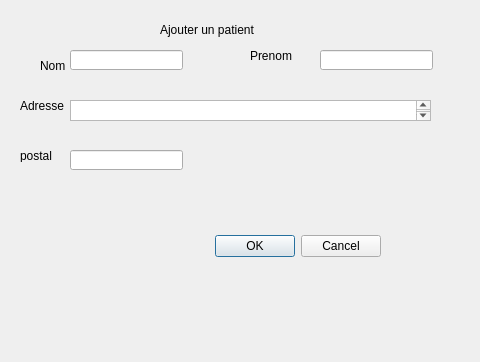
salutpp1177/Qt-Projet, file dialogajouterpatient.ui: the form before one commit.
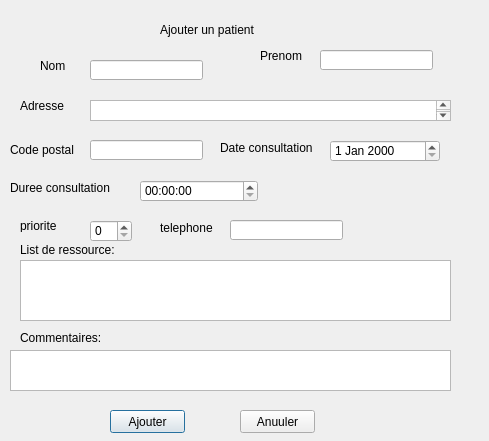
The form after the commit.

What changed in the file:
```diff
--- a/dialogajouterpatient.ui
+++ b/dialogajouterpatient.ui
@@ -6,29 +6,13 @@
    <rect>
     <x>0</x>
     <y>0</y>
-    <width>480</width>
-    <height>362</height>
+    <width>489</width>
+    <height>441</height>
    </rect>
   </property>
   <property name="windowTitle">
    <string>Dialog</string>
   </property>
-  <widget class="QDialogButtonBox" name="buttonBox">
-   <property name="geometry">
-    <rect>
-     <x>40</x>
-     <y>230</y>
-     <width>341</width>
-     <height>32</height>
-    </rect>
-   </property>
-   <property name="orientation">
-    <enum>Qt::Horizontal</enum>
-   </property>
-   <property name="standardButtons">
-    <set>QDialogButtonBox::Cancel|QDialogButtonBox::Ok</set>
-   </property>
-  </widget>
   <widget class="QLabel" name="label">
    <property name="geometry">
     <rect>
@@ -58,7 +42,7 @@
   <widget class="QLabel" name="label_3">
    <property name="geometry">
     <rect>
-     <x>250</x>
+     <x>260</x>
      <y>50</y>
      <width>54</width>
      <height>12</height>
@@ -71,8 +55,8 @@
   <widget class="QLineEdit" name="lineEdit">
    <property name="geometry">
     <rect>
-     <x>70</x>
-     <y>50</y>
+     <x>90</x>
+     <y>60</y>
      <width>113</width>
      <height>20</height>
     </rect>
@@ -104,7 +88,7 @@
   <widget class="QTextEdit" name="textEdit">
    <property name="geometry">
     <rect>
-     <x>70</x>
+     <x>90</x>
      <y>100</y>
      <width>361</width>
      <height>21</height>
@@ -114,26 +98,190 @@
   <widget class="QLabel" name="label_5">
    <property name="geometry">
     <rect>
-     <x>20</x>
-     <y>150</y>
-     <width>54</width>
-     <height>12</height>
+     <x>10</x>
+     <y>140</y>
+     <width>71</width>
+     <height>20</height>
     </rect>
    </property>
    <property name="text">
-    <string>postal</string>
+    <string>Code postal</string>
    </property>
   </widget>
   <widget class="QLineEdit" name="lineEdit_3">
    <property name="geometry">
     <rect>
-     <x>70</x>
-     <y>150</y>
+     <x>90</x>
+     <y>140</y>
      <width>113</width>
      <height>20</height>
     </rect>
    </property>
   </widget>
+  <widget class="QLabel" name="label_6">
+   <property name="geometry">
+    <rect>
+     <x>220</x>
+     <y>140</y>
+     <width>111</width>
+     <height>16</height>
+    </rect>
+   </property>
+   <property name="text">
+    <string>Date consultation</string>
+   </property>
+  </widget>
+  <widget class="QDateEdit" name="dateEdit">
+   <property name="geometry">
+    <rect>
+     <x>330</x>
+     <y>140</y>
+     <width>110</width>
+     <height>22</height>
+    </rect>
+   </property>
+  </widget>
+  <widget class="QLabel" name="label_7">
+   <property name="geometry">
+    <rect>
+     <x>10</x>
+     <y>180</y>
+     <width>111</width>
+     <height>16</height>
+    </rect>
+   </property>
+   <property name="text">
+    <string>Duree consultation</string>
+   </property>
+  </widget>
+  <widget class="QTimeEdit" name="timeEdit">
+   <property name="geometry">
+    <rect>
+     <x>140</x>
+     <y>180</y>
+     <width>118</width>
+     <height>22</height>
+    </rect>
+   </property>
+  </widget>
+  <widget class="QLabel" name="label_8">
+   <property name="geometry">
+    <rect>
+     <x>20</x>
+     <y>220</y>
+     <width>54</width>
+     <height>12</height>
+    </rect>
+   </property>
+   <property name="text">
+    <string>priorite</string>
+   </property>
+  </widget>
+  <widget class="QSpinBox" name="spinBox">
+   <property name="geometry">
+    <rect>
+     <x>90</x>
+     <y>220</y>
+     <width>42</width>
+     <height>22</height>
+    </rect>
+   </property>
+  </widget>
+  <widget class="QLabel" name="label_9">
+   <property name="geometry">
+    <rect>
+     <x>20</x>
+     <y>240</y>
+     <width>111</width>
+     <height>20</height>
+    </rect>
+   </property>
+   <property name="text">
+    <string>List de ressource:</string>
+   </property>
+  </widget>
+  <widget class="QTextBrowser" name="textBrowser">
+   <property name="geometry">
+    <rect>
+     <x>20</x>
+     <y>260</y>
+     <width>431</width>
+     <height>61</height>
+    </rect>
+   </property>
+  </widget>
+  <widget class="QLabel" name="label_10">
+   <property name="geometry">
+    <rect>
+     <x>160</x>
+     <y>220</y>
+     <width>61</width>
+     <height>16</height>
+    </rect>
+   </property>
+   <property name="text">
+    <string>telephone</string>
+   </property>
+  </widget>
+  <widget class="QLineEdit" name="lineEdit_4">
+   <property name="geometry">
+    <rect>
+     <x>230</x>
+     <y>220</y>
+     <width>113</width>
+     <height>20</height>
+    </rect>
+   </property>
+  </widget>
+  <widget class="QLabel" name="label_11">
+   <property name="geometry">
+    <rect>
+     <x>20</x>
+     <y>330</y>
+     <width>81</width>
+     <height>16</height>
+    </rect>
+   </property>
+   <property name="text">
+    <string>Commentaires:</string>
+   </property>
+  </widget>
+  <widget class="QTextEdit" name="textEdit_2">
+   <property name="geometry">
+    <rect>
+     <x>10</x>
+     <y>350</y>
+     <width>441</width>
+     <height>41</height>
+    </rect>
+   </property>
+  </widget>
+  <widget class="QPushButton" name="pushButton">
+   <property name="geometry">
+    <rect>
+     <x>110</x>
+     <y>410</y>
+     <width>75</width>
+     <height>23</height>
+    </rect>
+   </property>
+   <property name="text">
+    <string>Ajouter</string>
+   </property>
+  </widget>
+  <widget class="QPushButton" name="pushButton_2">
+   <property name="geometry">
+    <rect>
+     <x>240</x>
+     <y>410</y>
+     <width>75</width>
+     <height>23</height>
+    </rect>
+   </property>
+   <property name="text">
+    <string>Anuuler</string>
+   </property>
+  </widget>
  </widget>
  <resources/>
  <connections>
```
Left out of the diff: 35 changed lines with no effect on the pictures.
